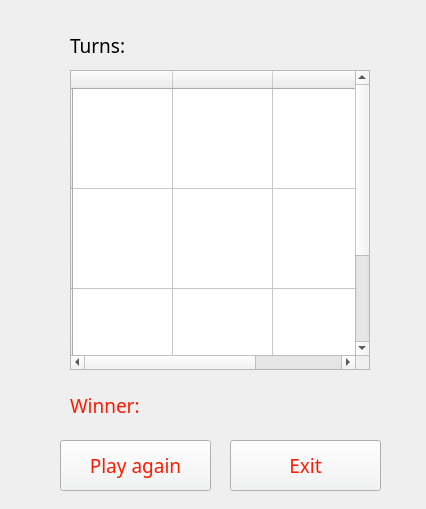
Old version of the form lab04_PNR/playground.ui in the repository IntRepidCat00/OOP_Lab04.
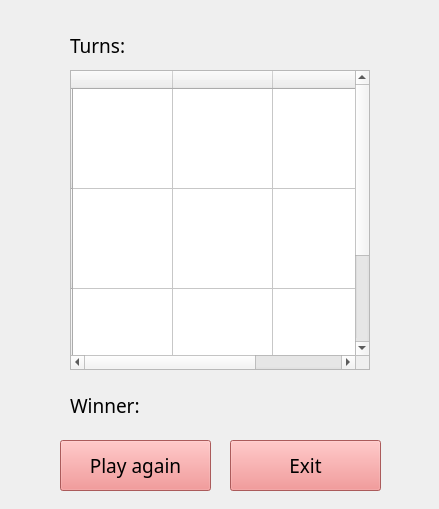
New version of the form.

What changed in the file:
```diff
--- a/lab04_PNR/playground.ui
+++ b/lab04_PNR/playground.ui
@@ -6,7 +6,7 @@
    <rect>
     <x>0</x>
     <y>0</y>
-    <width>426</width>
+    <width>439</width>
     <height>509</height>
    </rect>
   </property>
@@ -76,10 +76,7 @@
     </font>
    </property>
    <property name="styleSheet">
-    <string notr="true">QLabel
-{
-color: #FD1C03;
-}</string>
+    <string notr="true"/>
    </property>
    <property name="text">
     <string>Winner:</string>
@@ -128,8 +125,7 @@
    <property name="styleSheet">
     <string notr="true">QPushButton
  {
-	background-color: #F2F4F4; 
-	color: #FD1C03;
+	background-color: #F08080; 
 }</string>
    </property>
    <property name="text">
@@ -154,8 +150,7 @@
    <property name="styleSheet">
     <string notr="true">QPushButton
  {
-	background-color: #F2F4F4; 
-	color: #FD1C03;
+	background-color: #F08080; 
 }</string>
    </property>
    <property name="text">
```
Left out of the diff: 10 changed lines with no effect on the pictures.
